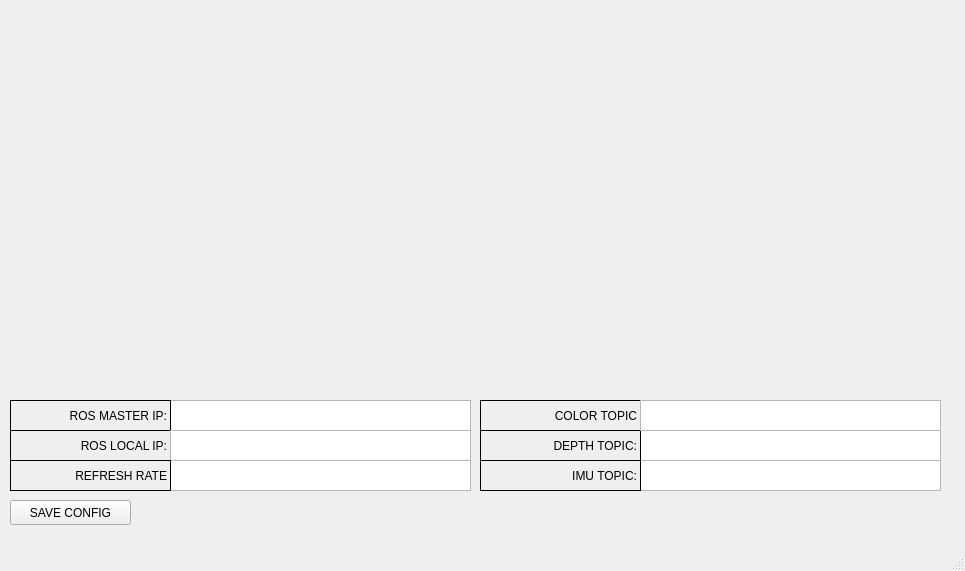
The window that mainWindow.ui (JordanShimel/FirefighterIndoorNavigation) describes before a commit, drawn with Qt 5.
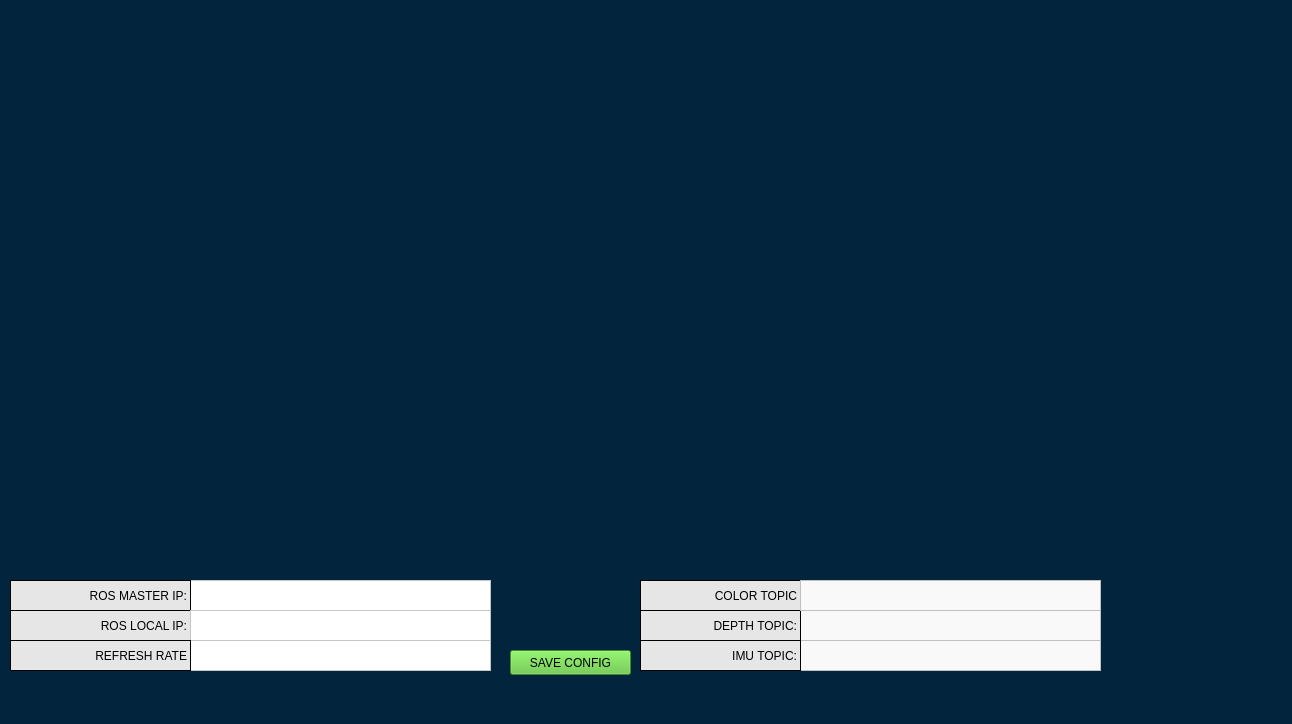
The same window after the commit.

The edit to the form file:
```diff
--- a/mainWindow.ui
+++ b/mainWindow.ui
@@ -6,23 +6,29 @@
    <rect>
     <x>0</x>
     <y>0</y>
-    <width>965</width>
-    <height>571</height>
+    <width>1292</width>
+    <height>724</height>
    </rect>
   </property>
   <property name="windowTitle">
    <string>FireFighterBaseUnit</string>
   </property>
+  <property name="styleSheet">
+   <string notr="true">background-color: rgb(2, 36, 60)</string>
+  </property>
   <widget class="QWidget" name="centralWidget">
    <widget class="QTextEdit" name="textEditRosMasterIP">
     <property name="geometry">
      <rect>
-      <x>170</x>
-      <y>400</y>
+      <x>190</x>
+      <y>580</y>
       <width>301</width>
       <height>31</height>
      </rect>
     </property>
+    <property name="styleSheet">
+     <string notr="true">background-color: white</string>
+    </property>
     <property name="html">
      <string>&lt;!DOCTYPE HTML PUBLIC &quot;-//W3C//DTD HTML 4.0//EN&quot; &quot;http://www.w3.org/TR/REC-html40/strict.dtd&quot;&gt;
 &lt;html&gt;&lt;head&gt;&lt;meta name=&quot;qrichtext&quot; content=&quot;1&quot; /&gt;&lt;style type=&quot;text/css&quot;&gt;
@@ -35,14 +41,17 @@
     <property name="geometry">
      <rect>
       <x>10</x>
-      <y>400</y>
-      <width>161</width>
+      <y>580</y>
+      <width>181</width>
       <height>31</height>
      </rect>
     </property>
     <property name="autoFillBackground">
      <bool>false</bool>
     </property>
+    <property name="styleSheet">
+     <string notr="true">background-color: rgb(230, 230, 230)</string>
+    </property>
     <property name="frameShape">
      <enum>QFrame::Box</enum>
     </property>
@@ -60,33 +69,29 @@
     <property name="geometry">
      <rect>
       <x>10</x>
-      <y>10</y>
-      <width>461</width>
-      <height>381</height>
+      <y>20</y>
+      <width>631</width>
+      <height>551</height>
      </rect>
     </property>
-    <layout class="QVBoxLayout" name="boxLayoutVideoStream"/>
-   </widget>
-   <widget class="QWidget" name="verticalLayoutWidget_2">
-    <property name="geometry">
-     <rect>
-      <x>480</x>
-      <y>10</y>
-      <width>461</width>
-      <height>381</height>
-     </rect>
-    </property>
-    <layout class="QVBoxLayout" name="boxLayoutPointcloud"/>
+    <layout class="QVBoxLayout" name="boxLayoutPointcloud">
+     <property name="sizeConstraint">
+      <enum>QLayout::SetMaximumSize</enum>
+     </property>
+    </layout>
    </widget>
    <widget class="QPushButton" name="pushButtonSaveConfig">
     <property name="geometry">
      <rect>
-      <x>10</x>
-      <y>500</y>
+      <x>510</x>
+      <y>650</y>
       <width>121</width>
       <height>25</height>
      </rect>
     </property>
+    <property name="styleSheet">
+     <string notr="true">background-color: rgb(91, 194, 54)</string>
+    </property>
     <property name="text">
      <string>SAVE CONFIG</string>
     </property>
@@ -95,14 +100,17 @@
     <property name="geometry">
      <rect>
       <x>10</x>
-      <y>430</y>
-      <width>161</width>
+      <y>610</y>
+      <width>181</width>
       <height>31</height>
      </rect>
     </property>
     <property name="autoFillBackground">
      <bool>false</bool>
     </property>
+    <property name="styleSheet">
+     <string notr="true">background-color: rgb(230, 230, 230)</string>
+    </property>
     <property name="frameShape">
      <enum>QFrame::Box</enum>
     </property>
@@ -119,12 +127,15 @@
    <widget class="QTextEdit" name="textEditDepthTopicName">
     <property name="geometry">
      <rect>
-      <x>640</x>
-      <y>430</y>
+      <x>800</x>
+      <y>610</y>
       <width>301</width>
       <height>31</height>
      </rect>
     </property>
+    <property name="styleSheet">
+     <string notr="true">background-color: rgb(249, 249, 249)</string>
+    </property>
     <property name="html">
      <string>&lt;!DOCTYPE HTML PUBLIC &quot;-//W3C//DTD HTML 4.0//EN&quot; &quot;http://www.w3.org/TR/REC-html40/strict.dtd&quot;&gt;
 &lt;html&gt;&lt;head&gt;&lt;meta name=&quot;qrichtext&quot; content=&quot;1&quot; /&gt;&lt;style type=&quot;text/css&quot;&gt;
@@ -136,12 +147,15 @@
    <widget class="QLabel" name="labelDepthTopicName">
     <property name="geometry">
      <rect>
-      <x>480</x>
-      <y>430</y>
+      <x>640</x>
+      <y>610</y>
       <width>161</width>
       <height>31</height>
      </rect>
     </property>
+    <property name="styleSheet">
+     <string notr="true">background-color: rgb(230, 230, 230)</string>
+    </property>
     <property name="frameShape">
      <enum>QFrame::Box</enum>
     </property>
@@ -155,12 +169,15 @@
    <widget class="QLabel" name="labelColorTopicName">
     <property name="geometry">
      <rect>
-      <x>480</x>
-      <y>400</y>
+      <x>640</x>
+      <y>580</y>
       <width>161</width>
       <height>31</height>
      </rect>
     </property>
+    <property name="styleSheet">
+     <string notr="true">background-color: rgb(230, 230, 230)</string>
+    </property>
     <property name="frameShape">
      <enum>QFrame::Box</enum>
     </property>
@@ -174,12 +191,15 @@
    <widget class="QTextEdit" name="textEditImuTopicName">
     <property name="geometry">
      <rect>
-      <x>640</x>
-      <y>460</y>
+      <x>800</x>
+      <y>640</y>
       <width>301</width>
       <height>31</height>
      </rect>
     </property>
+    <property name="styleSheet">
+     <string notr="true">background-color: rgb(249, 249, 249)</string>
+    </property>
     <property name="html">
      <string>&lt;!DOCTYPE HTML PUBLIC &quot;-//W3C//DTD HTML 4.0//EN&quot; &quot;http://www.w3.org/TR/REC-html40/strict.dtd&quot;&gt;
 &lt;html&gt;&lt;head&gt;&lt;meta name=&quot;qrichtext&quot; content=&quot;1&quot; /&gt;&lt;style type=&quot;text/css&quot;&gt;
@@ -191,12 +211,15 @@
    <widget class="QTextEdit" name="textEditColorTopicName">
     <property name="geometry">
      <rect>
-      <x>640</x>
-      <y>400</y>
+      <x>800</x>
+      <y>580</y>
       <width>301</width>
       <height>31</height>
      </rect>
     </property>
+    <property name="styleSheet">
+     <string notr="true">background-color: rgb(249, 249, 249)</string>
+    </property>
     <property name="html">
      <string>&lt;!DOCTYPE HTML PUBLIC &quot;-//W3C//DTD HTML 4.0//EN&quot; &quot;http://www.w3.org/TR/REC-html40/strict.dtd&quot;&gt;
 &lt;html&gt;&lt;head&gt;&lt;meta name=&quot;qrichtext&quot; content=&quot;1&quot; /&gt;&lt;style type=&quot;text/css&quot;&gt;
@@ -208,12 +231,15 @@
    <widget class="QTextEdit" name="textEditRefreshRate">
     <property name="geometry">
      <rect>
-      <x>170</x>
-      <y>460</y>
+      <x>190</x>
+      <y>640</y>
       <width>301</width>
       <height>31</height>
      </rect>
     </property>
+    <property name="styleSheet">
+     <string notr="true">background-color: white</string>
+    </property>
     <property name="html">
      <string>&lt;!DOCTYPE HTML PUBLIC &quot;-//W3C//DTD HTML 4.0//EN&quot; &quot;http://www.w3.org/TR/REC-html40/strict.dtd&quot;&gt;
 &lt;html&gt;&lt;head&gt;&lt;meta name=&quot;qrichtext&quot; content=&quot;1&quot; /&gt;&lt;style type=&quot;text/css&quot;&gt;
@@ -225,12 +251,15 @@
    <widget class="QTextEdit" name="textEditRosLocalIP">
     <property name="geometry">
      <rect>
-      <x>170</x>
-      <y>430</y>
+      <x>190</x>
+      <y>610</y>
       <width>301</width>
       <height>31</height>
      </rect>
     </property>
+    <property name="styleSheet">
+     <string notr="true">background-color: white</string>
+    </property>
     <property name="html">
      <string>&lt;!DOCTYPE HTML PUBLIC &quot;-//W3C//DTD HTML 4.0//EN&quot; &quot;http://www.w3.org/TR/REC-html40/strict.dtd&quot;&gt;
 &lt;html&gt;&lt;head&gt;&lt;meta name=&quot;qrichtext&quot; content=&quot;1&quot; /&gt;&lt;style type=&quot;text/css&quot;&gt;
@@ -242,12 +271,15 @@
    <widget class="QLabel" name="labelImuTopicName">
     <property name="geometry">
      <rect>
-      <x>480</x>
-      <y>460</y>
+      <x>640</x>
+      <y>640</y>
       <width>161</width>
       <height>31</height>
      </rect>
     </property>
+    <property name="styleSheet">
+     <string notr="true">background-color: rgb(230, 230, 230)</string>
+    </property>
     <property name="frameShape">
      <enum>QFrame::Box</enum>
     </property>
@@ -262,11 +294,14 @@
     <property name="geometry">
      <rect>
       <x>10</x>
-      <y>460</y>
-      <width>161</width>
+      <y>640</y>
+      <width>181</width>
       <height>31</height>
      </rect>
     </property>
+    <property name="styleSheet">
+     <string notr="true">background-color: rgb(230, 230, 230)</string>
+    </property>
     <property name="frameShape">
      <enum>QFrame::Box</enum>
     </property>
@@ -277,6 +312,17 @@
      <set>Qt::AlignRight|Qt::AlignTrailing|Qt::AlignVCenter</set>
     </property>
    </widget>
+   <widget class="QWidget" name="verticalLayoutWidget_2">
+    <property name="geometry">
+     <rect>
+      <x>640</x>
+      <y>10</y>
+      <width>641</width>
+      <height>551</height>
+     </rect>
+    </property>
+    <layout class="QVBoxLayout" name="boxLayoutVideoStream"/>
+   </widget>
   </widget>
   <widget class="QMenuBar" name="menuBar">
    <property name="geometry">
```
Left out of the diff: 2 changed lines with no effect on the pictures.
